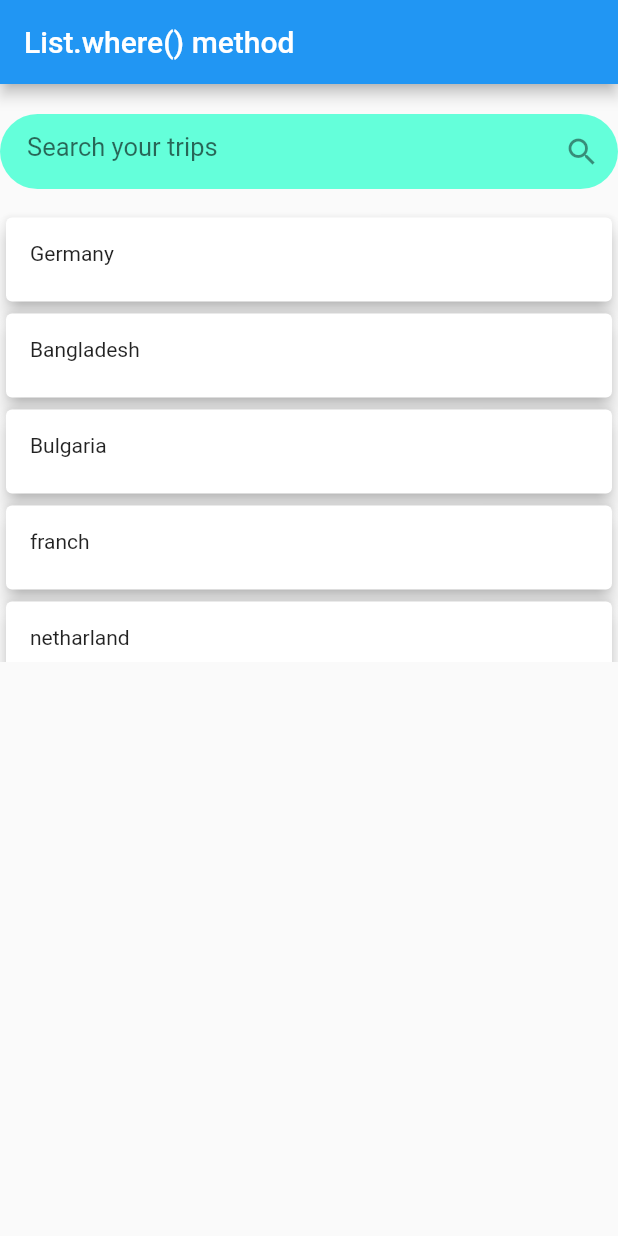
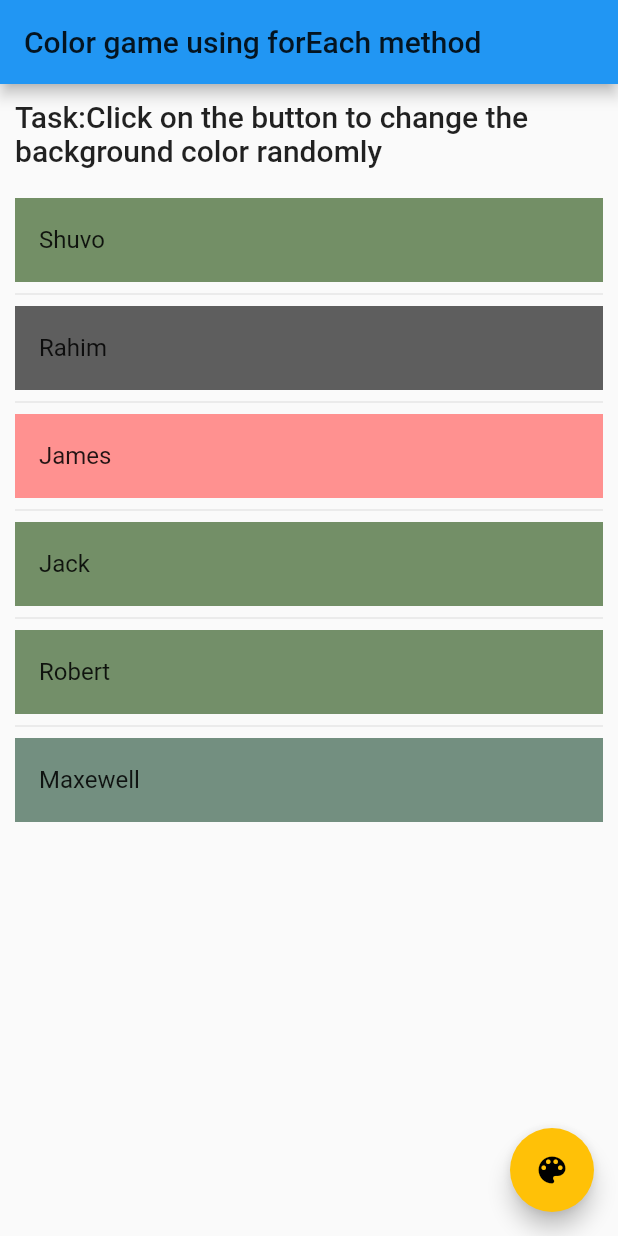
Before and after one commit to shuvo18103107/Dart-project-Tour-and-explore-widget, a Flutter app: the screen it shows after launch, on a phone screen of 412 x 824 dp. Run offline on Flutter 3.47's test engine with Material 2 defaults, Android fonts, the phone set to English and light mode, and no system bars.

Commit message:
📝 color changer app use for each

```diff
--- a/lib/main.dart
+++ b/lib/main.dart
@@ -1,4 +1,5 @@
 import 'package:flutter/material.dart';
+import 'dart:math';
 
 void main() {
   runApp(MyApp());
@@ -10,76 +11,77 @@ class MyApp extends StatefulWidget {
 }
 
 class _MyAppState extends State<MyApp> {
-  List<String> countries = [
-    'Germany',
-    'Bangladesh',
-    'Bulgaria',
-    'franch',
-    'netharland',
-    'Pakistan',
-    'India',
-    'Afganistan',
-    'England',
-    'Australia'
+  final List<Myfriends> friends = [
+    Myfriends(name: 'Shuvo', color: 0xff738f66),
+    Myfriends(name: 'Rahim', color: 0xff5e5e5e),
+    Myfriends(name: 'James', color: 0xffff9190),
+    Myfriends(name: 'Jack', color: 0xff738f67),
+    Myfriends(name: 'Robert', color: 0xff738f69),
+    Myfriends(name: 'Maxewell', color: 0xff738f80),
   ];
-
-  List<String> updatedList;
-  @override
-  void initState() {
-    updatedList = countries;
-    super.initState();
-  }
 
   @override
   Widget build(BuildContext context) {
+    print(Random().nextDouble());
     return MaterialApp(
+        debugShowCheckedModeBanner: false,
+        title: 'Color Changer App',
+        theme: ThemeData(
+            primarySwatch: Colors.amber,
+            primaryColor: Colors.blue,
+            textTheme: ThemeData.light().textTheme.copyWith(
+                  headline6:
+                      TextStyle(fontSize: 18, fontWeight: FontWeight.bold),
+                )),
         home: Scaffold(
             appBar: AppBar(
-          title: Text('List.where() method'),
-        ),
-        body: Column(
-          children: [
-            Container(
-              height: 50,
-              margin: EdgeInsets.only(top: 20),
-              decoration: BoxDecoration(
-                  color: Colors.tealAccent,
-                  borderRadius: BorderRadius.circular(32)),
-              child: TextFormField(
-                onChanged: (value) {
-                  updatedList = countries.where((item) {
-                    return item.contains(value);
-                  }).toList();
-                  setState(() {});
-                },
-                cursorColor: Colors.grey,
-                // keyboardType: TextInputType.,
-                decoration: InputDecoration(
-                  hintStyle: TextStyle(fontSize: 17),
-                  hintText: 'Search your trips',
-                  suffixIcon: Icon(Icons.search),
-                  border: InputBorder.none,
-                  contentPadding: EdgeInsets.all(18),
+              title: Text(
+                'Color game using forEach method',
+                style: Theme.of(context).textTheme.headline6,
               ),
             ),
+            body: Padding(
+              padding: const EdgeInsets.all(10.0),
+              child: Column(
+                children: [
+                  Text(
+                    'Task:Click on the button to change the background color randomly',
+                    style: Theme.of(context).textTheme.headline6,
                   ),
                   SizedBox(
-              height: 15,
+                    height: 20,
                   ),
-            Container(
-              height: 300,
-              child: ListView.builder(
-                itemBuilder: (context, index) {
-                  return Card(
-                      elevation: 5,
-                      child: ListTile(leading: Text(updatedList[index])));
+                  ListView.separated(
+                    shrinkWrap: true,
+                    separatorBuilder: (context, index) {
+                      return Divider();
                     },
-                itemCount: updatedList.length,
+                    itemCount: friends.length,
+                    itemBuilder: (context, int index) {
+                      return Container(
+                        color: Color(
+                          friends[index].color,
                         ),
+                        child: ListTile(title: Text(friends[index].name)),
+                      );
+                    },
                   )
                 ],
               ),
             ),
-    );
+            floatingActionButton: FloatingActionButton(
+                child: Icon(Icons.color_lens),
+                onPressed: () {
+                  friends.forEach((item) => item.color =
+                      (Random().nextDouble() * 0xFFFFFFFF).toInt());
+
+                  setState(() {});
+                })));
   }
 }
+
+class Myfriends {
+  String name;
+  int color;
+  Myfriends({this.name, this.color});
+}
```
Lines whose indentation alone changed are shown as unchanged.
